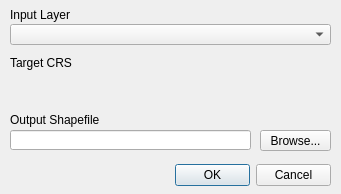
Before: the Qt Designer form forms/hcmgis_reprojection_form.ui in thangqd/HCMGIS, drawn with Qt 5.
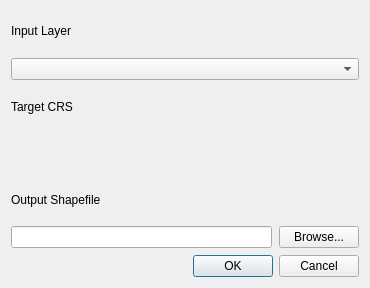
After: the same form once the commit is applied. Custom widgets are drawn as their Qt base class.

Patch:
```diff
--- a/forms/hcmgis_reprojection_form.ui
+++ b/forms/hcmgis_reprojection_form.ui
@@ -12,8 +12,8 @@
    <rect>
     <x>0</x>
     <y>0</y>
-    <width>341</width>
-    <height>194</height>
+    <width>370</width>
+    <height>288</height>
    </rect>
   </property>
   <property name="mouseTracking">
@@ -22,70 +22,48 @@
   <property name="windowTitle">
    <string>Layer Reprojection</string>
   </property>
-  <widget class="QDialogButtonBox" name="BtnOKCancel">
-   <property name="geometry">
-    <rect>
-     <x>175</x>
-     <y>160</y>
-     <width>156</width>
-     <height>31</height>
-    </rect>
+  <layout class="QVBoxLayout" name="verticalLayout">
+   <property name="spacing">
+    <number>7</number>
    </property>
-   <property name="standardButtons">
-    <set>QDialogButtonBox::Cancel|QDialogButtonBox::Ok</set>
-   </property>
-  </widget>
+   <item>
   <widget class="QLabel" name="LblInput">
-   <property name="geometry">
-    <rect>
-     <x>10</x>
-     <y>7</y>
-     <width>321</width>
-     <height>16</height>
-    </rect>
-   </property>
    <property name="text">
     <string>Input Layer</string>
    </property>
   </widget>
+   </item>
+   <item>
   <widget class="QgsMapLayerComboBox" name="CboInput">
-   <property name="geometry">
-    <rect>
-     <x>10</x>
-     <y>24</y>
-     <width>321</width>
-     <height>21</height>
-    </rect>
-   </property>
    <property name="showCrs">
     <bool>true</bool>
    </property>
   </widget>
+   </item>
+   <item>
+    <widget class="QLabel" name="LblOutput_4">
+     <property name="text">
+      <string>Target CRS</string>
+     </property>
+    </widget>
+   </item>
+   <item>
+    <widget class="QgsProjectionSelectionWidget" name="crs"/>
+   </item>
+   <item>
   <widget class="QLabel" name="LblOutput_3">
-   <property name="geometry">
-    <rect>
-     <x>10</x>
-     <y>112</y>
-     <width>321</width>
-     <height>16</height>
-    </rect>
-   </property>
    <property name="text">
     <string>Output Shapefile</string>
    </property>
   </widget>
+   </item>
+   <item>
+    <layout class="QGridLayout" name="gridLayout">
+     <item row="0" column="0">
   <widget class="QLineEdit" name="LinOutput">
    <property name="enabled">
     <bool>true</bool>
    </property>
-   <property name="geometry">
-    <rect>
-     <x>10</x>
-     <y>130</y>
-     <width>241</width>
-     <height>20</height>
-    </rect>
-   </property>
    <property name="mouseTracking">
     <bool>true</bool>
    </property>
@@ -102,18 +80,12 @@
     <bool>false</bool>
    </property>
   </widget>
+     </item>
+     <item row="0" column="1">
   <widget class="QPushButton" name="BtnOutput">
    <property name="enabled">
     <bool>true</bool>
    </property>
-   <property name="geometry">
-    <rect>
-     <x>260</x>
-     <y>130</y>
-     <width>71</width>
-     <height>21</height>
-    </rect>
-   </property>
    <property name="font">
     <font>
      <weight>50</weight>
@@ -124,29 +96,17 @@
     <string>Browse...</string>
    </property>
   </widget>
-  <widget class="QLabel" name="LblOutput_4">
-   <property name="geometry">
-    <rect>
-     <x>10</x>
-     <y>55</y>
-     <width>321</width>
-     <height>16</height>
-    </rect>
-   </property>
-   <property name="text">
-    <string>Target CRS</string>
-   </property>
-  </widget>
-  <widget class="QgsProjectionSelectionWidget" name="crs">
-   <property name="geometry">
-    <rect>
-     <x>10</x>
-     <y>73</y>
-     <width>321</width>
-     <height>27</height>
-    </rect>
-   </property>
-  </widget>
+     </item>
+    </layout>
+   </item>
+   <item>
+    <widget class="QDialogButtonBox" name="BtnOKCancel">
+     <property name="standardButtons">
+      <set>QDialogButtonBox::Cancel|QDialogButtonBox::Ok</set>
+     </property>
+    </widget>
+   </item>
+  </layout>
  </widget>
  <customwidgets>
   <customwidget>
```
Lines whose indentation alone changed are shown as unchanged.
